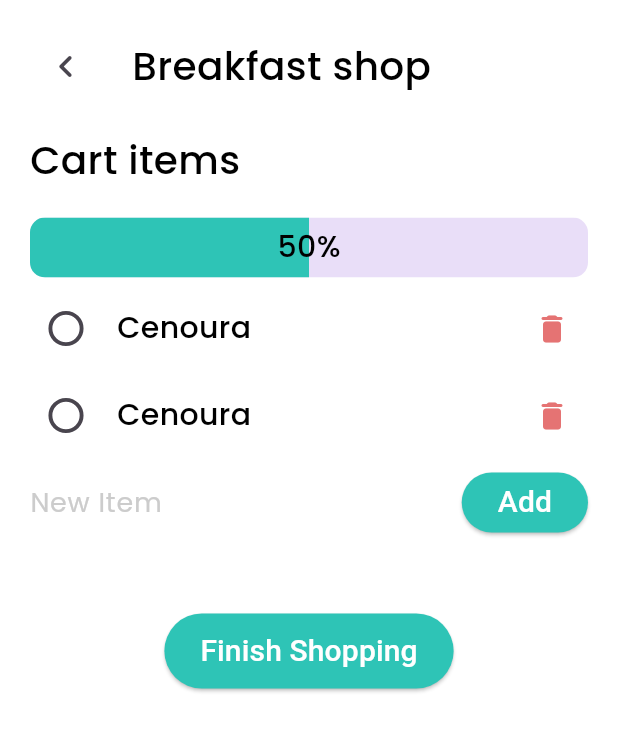
After one commit to lfbardi/mobilab_flutter_assignment, a Flutter app: the screen it shows after launch, after a tap on "50%", on a phone screen of 412 x 824 dp. The commit adds this screen. Shown: the top 731 px of the screen. Run offline on Flutter 3.47's test engine with Material 2 defaults, Android fonts, the phone set to English and light mode, and no system bars; our stand-ins replace flutter_riverpod.

Commit message:
added shopping list details UI

```diff
--- a/lib/core/design_system/text_styles.dart
+++ b/lib/core/design_system/text_styles.dart
@@ -4,7 +4,7 @@ import 'package:mobilab_flutter_assignment/core/design_system/colors.dart';
 const kTitle = TextStyle(
   fontFamily: 'Poppins',
   fontWeight: FontWeight.w500,
-  fontSize: 30,
+  fontSize: 26,
   color: Colors.black,
 );
 
--- /dev/null
+++ b/lib/features/shopping_list_details/presentation/ui/check_box_item_tile.dart
@@ -0,0 +1,46 @@
+import 'package:flutter/material.dart';
+import 'package:flutter_riverpod/flutter_riverpod.dart';
+import 'package:mobilab_flutter_assignment/core/design_system/colors.dart';
+import 'package:mobilab_flutter_assignment/core/design_system/text_styles.dart';
+
+class CheckBoxItemTile extends ConsumerStatefulWidget {
+  const CheckBoxItemTile({super.key});
+
+  @override
+  ConsumerState<ConsumerStatefulWidget> createState() =>
+      _CheckBoxItemTileState();
+}
+
+class _CheckBoxItemTileState extends ConsumerState<CheckBoxItemTile> {
+  bool isChecked = false;
+
+  @override
+  Widget build(BuildContext context) {
+    return Row(
+      children: [
+        Transform.scale(
+          scale: 1.3,
+          child: Checkbox(
+            value: isChecked,
+            shape: const CircleBorder(
+              eccentricity: 0,
+            ),
+            activeColor: kPrimaryColor,
+            onChanged: (value) {
+              setState(() {
+                isChecked = value!;
+              });
+            },
+          ),
+        ),
+        const SizedBox(width: 10),
+        Text('Cenoura', style: kTitle.copyWith(fontSize: 20)),
+        const Spacer(),
+        IconButton(
+          onPressed: () {},
+          icon: Icon(Icons.delete_rounded, color: Colors.red.shade300),
+        )
+      ],
+    );
+  }
+}
--- /dev/null
+++ b/lib/features/shopping_list_details/presentation/ui/shopping_list_details.dart
@@ -0,0 +1,146 @@
+import 'package:flutter/material.dart';
+import 'package:flutter_riverpod/flutter_riverpod.dart';
+import 'package:mobilab_flutter_assignment/core/design_system/colors.dart';
+
+import '../../../../core/design_system/text_styles.dart';
+import 'check_box_item_tile.dart';
+
+class ShoppingListDetails extends ConsumerStatefulWidget {
+  const ShoppingListDetails({super.key});
+
+  @override
+  ConsumerState<ConsumerStatefulWidget> createState() =>
+      _ShoppingListDetailsState();
+}
+
+class _ShoppingListDetailsState extends ConsumerState<ShoppingListDetails> {
+  final addItemsController = TextEditingController();
+
+  @override
+  Widget build(BuildContext context) {
+    return Material(
+      child: Container(
+        height: MediaQuery.of(context).size.height,
+        width: MediaQuery.of(context).size.width,
+        color: kBackgroundColor,
+        child: Padding(
+          padding: const EdgeInsets.all(20),
+          child: SingleChildScrollView(
+            child: Column(
+              crossAxisAlignment: CrossAxisAlignment.start,
+              mainAxisSize: MainAxisSize.min,
+              children: [
+                Row(
+                  children: [
+                    IconButton(
+                      onPressed: () {
+                        Navigator.pop(context);
+                      },
+                      icon: const Icon(Icons.chevron_left_rounded, size: 30),
+                    ),
+                    const SizedBox(width: 20),
+                    const Text(
+                      'Breakfast shop',
+                      style: kTitle,
+                    ),
+                  ],
+                ),
+                const SizedBox(height: 20),
+                const Text(
+                  'Cart items',
+                  style: kTitle,
+                ),
+                const SizedBox(height: 10),
+                Stack(
+                  alignment: Alignment.center,
+                  children: [
+                    Container(
+                      margin: const EdgeInsets.symmetric(vertical: 10),
+                      height: 40,
+                      child: const ClipRRect(
+                        borderRadius: BorderRadius.all(Radius.circular(10)),
+                        child: LinearProgressIndicator(
+                          value: 0.5,
+                          color: kPrimaryColor,
+                        ),
+                      ),
+                    ),
+                    Text(
+                      '50%',
+                      style: kTitle.copyWith(fontSize: 20),
+                    ),
+                  ],
+                ),
+                Flexible(
+                  child: ListView.builder(
+                    shrinkWrap: true,
+                    itemCount: 2,
+                    itemBuilder: (context, index) {
+                      return const Padding(
+                        padding: EdgeInsets.only(bottom: 10),
+                        child: CheckBoxItemTile(),
+                      );
+                    },
+                  ),
+                ),
+                Row(
+                  crossAxisAlignment: CrossAxisAlignment.center,
+                  children: [
+                    Flexible(
+                      child: TextFormField(
+                        controller: addItemsController,
+                        decoration: InputDecoration(
+                          border: InputBorder.none,
+                          hintText: 'New Item',
+                          hintStyle: kDescription.copyWith(fontSize: 18),
+                        ),
+                      ),
+                    ),
+                    SizedBox(
+                      height: 40,
+                      child: ElevatedButton(
+                        style: const ButtonStyle(
+                          backgroundColor:
+                              MaterialStatePropertyAll(kPrimaryColor),
+                        ),
+                        onPressed: () async {},
+                        child: const Text(
+                          'Add',
+                          style: TextStyle(
+                            color: Colors.white,
+                            fontSize: 20,
+                          ),
+                        ),
+                      ),
+                    ),
+                  ],
+                ),
+                const SizedBox(height: 50),
+                Align(
+                  alignment: Alignment.center,
+                  child: SizedBox(
+                    height: 50,
+                    child: ElevatedButton(
+                      style: const ButtonStyle(
+                        backgroundColor:
+                            MaterialStatePropertyAll(kPrimaryColor),
+                      ),
+                      onPressed: () async {},
+                      child: const Text(
+                        'Finish Shopping',
+                        style: TextStyle(
+                          color: Colors.white,
+                          fontSize: 20,
+                        ),
+                      ),
+                    ),
+                  ),
+                ),
+              ],
+            ),
+          ),
+        ),
+      ),
+    );
+  }
+}
```
